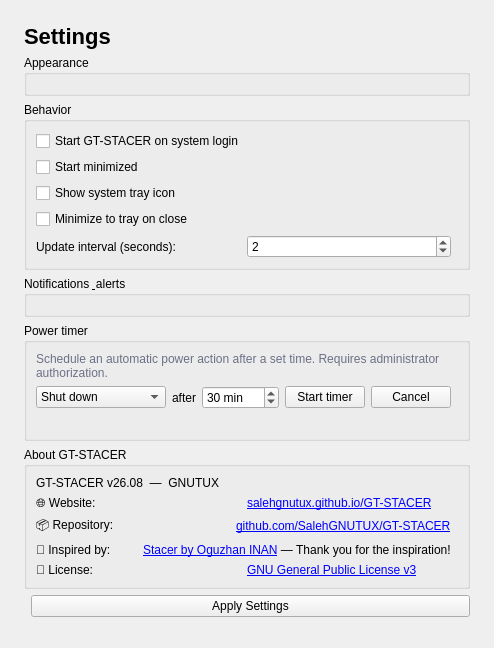
First picture: the form in GT-STACER/gt-stacer/Pages/Settings/settings_page.ui, repository SalehGNUTUX/GT-STACER, before the edit.
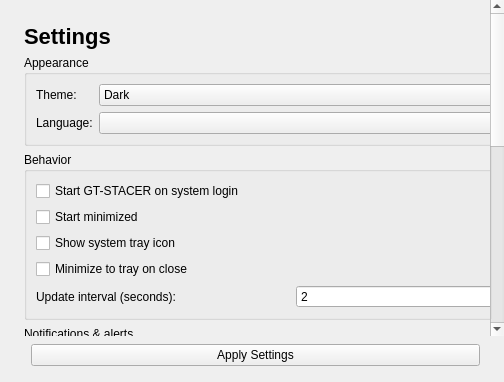
Second picture: the form after the edit.

What changed in the file:
```diff
--- a/GT-STACER/gt-stacer/Pages/Settings/settings_page.ui
+++ b/GT-STACER/gt-stacer/Pages/Settings/settings_page.ui
@@ -3,15 +3,23 @@
  <class>SettingsPage</class>
  <widget class="QWidget" name="SettingsPage">
   <layout class="QVBoxLayout">
-   <property name="leftMargin"><number>24</number></property><property name="topMargin"><number>24</number></property><property name="rightMargin"><number>24</number></property><property name="bottomMargin"><number>24</number></property>
+   <property name="leftMargin"><number>0</number></property><property name="topMargin"><number>0</number></property><property name="rightMargin"><number>0</number></property><property name="bottomMargin"><number>0</number></property><property name="spacing"><number>0</number></property>
+   <item>
+    <widget class="QScrollArea" name="settingsScroll">
+     <property name="widgetResizable"><bool>true</bool></property>
+     <property name="frameShape"><enum>QFrame::NoFrame</enum></property>
+     <property name="horizontalScrollBarPolicy"><enum>Qt::ScrollBarAlwaysOff</enum></property>
+     <widget class="QWidget" name="scrollContents">
+      <layout class="QVBoxLayout">
+       <property name="leftMargin"><number>24</number></property><property name="topMargin"><number>24</number></property><property name="rightMargin"><number>24</number></property><property name="bottomMargin"><number>12</number></property>
    <item><widget class="QLabel"><property name="text"><string>Settings</string></property><property name="styleSheet"><string>font-size: 22px; font-weight: bold;</string></property></widget></item>
    <item>
     <widget class="QGroupBox"><property name="title"><string>Appearance</string></property>
      <layout class="QFormLayout">
-      <item><widget class="QLabel"><property name="text"><string>Theme:</string></property></widget>
-            <widget class="QComboBox" name="themeCombo"><item><property name="text"><string>Dark</string></property></item><item><property name="text"><string>Light</string></property></item><item><property name="text"><string>Auto (follow system)</string></property></item></widget></item>
-      <item><widget class="QLabel"><property name="text"><string>Language:</string></property></widget>
-            <widget class="QComboBox" name="languageCombo"/></item>
+          <item row="0" column="0"><widget class="QLabel"><property name="text"><string>Theme:</string></property></widget></item>
+          <item row="0" column="1"><widget class="QComboBox" name="themeCombo"><item><property name="text"><string>Dark</string></property></item><item><property name="text"><string>Light</string></property></item><item><property name="text"><string>Auto (follow system)</string></property></item></widget></item>
+          <item row="1" column="0"><widget class="QLabel"><property name="text"><string>Language:</string></property></widget></item>
+          <item row="1" column="1"><widget class="QComboBox" name="languageCombo"/></item>
      </layout>
     </widget>
    </item>
@@ -33,28 +41,18 @@
     </widget>
    </item>
    <item>
-    <widget class="QGroupBox"><property name="title"><string>Notifications &amp; alerts</string></property>
+        <widget class="QGroupBox"><property name="title"><string>Notifications &amp;&amp; alerts</string></property>
      <layout class="QFormLayout">
-      <item>
-       <widget class="QLabel"><property name="text"><string>Enable alerts:</string></property></widget>
-       <widget class="QCheckBox" name="alertsEnabledCheck"><property name="text"><string>Show desktop notifications when thresholds are crossed</string></property></widget>
-      </item>
-      <item>
-       <widget class="QLabel"><property name="text"><string>CPU/GPU temperature (°C, 0 = off):</string></property></widget>
-       <widget class="QSpinBox" name="cpuTempSpin"><property name="minimum"><number>0</number></property><property name="maximum"><number>120</number></property><property name="value"><number>85</number></property></widget>
-      </item>
-      <item>
-       <widget class="QLabel"><property name="text"><string>Memory usage (%, 0 = off):</string></property></widget>
-       <widget class="QSpinBox" name="memSpin"><property name="minimum"><number>0</number></property><property name="maximum"><number>100</number></property><property name="value"><number>90</number></property></widget>
-      </item>
-      <item>
-       <widget class="QLabel"><property name="text"><string>Disk usage (%, 0 = off):</string></property></widget>
-       <widget class="QSpinBox" name="diskSpin"><property name="minimum"><number>0</number></property><property name="maximum"><number>100</number></property><property name="value"><number>95</number></property></widget>
-      </item>
-      <item>
-       <widget class="QLabel"><property name="text"><string>Battery low (%, 0 = off):</string></property></widget>
-       <widget class="QSpinBox" name="batterySpin"><property name="minimum"><number>0</number></property><property name="maximum"><number>100</number></property><property name="value"><number>15</number></property></widget>
-      </item>
+          <item row="0" column="0"><widget class="QLabel"><property name="text"><string>Enable alerts:</string></property></widget></item>
+          <item row="0" column="1"><widget class="QCheckBox" name="alertsEnabledCheck"><property name="text"><string>Show desktop notifications when thresholds are crossed</string></property></widget></item>
+          <item row="1" column="0"><widget class="QLabel"><property name="text"><string>CPU/GPU temperature (°C, 0 = off):</string></property></widget></item>
+          <item row="1" column="1"><widget class="QSpinBox" name="cpuTempSpin"><property name="minimum"><number>0</number></property><property name="maximum"><number>120</number></property><property name="value"><number>85</number></property></widget></item>
+          <item row="2" column="0"><widget class="QLabel"><property name="text"><string>Memory usage (%, 0 = off):</string></property></widget></item>
+          <item row="2" column="1"><widget class="QSpinBox" name="memSpin"><property name="minimum"><number>0</number></property><property name="maximum"><number>100</number></property><property name="value"><number>90</number></property></widget></item>
+          <item row="3" column="0"><widget class="QLabel"><property name="text"><string>Disk usage (%, 0 = off):</string></property></widget></item>
+          <item row="3" column="1"><widget class="QSpinBox" name="diskSpin"><property name="minimum"><number>0</number></property><property name="maximum"><number>100</number></property><property name="value"><number>95</number></property></widget></item>
+          <item row="4" column="0"><widget class="QLabel"><property name="text"><string>Battery low (%, 0 = off):</string></property></widget></item>
+          <item row="4" column="1"><widget class="QSpinBox" name="batterySpin"><property name="minimum"><number>0</number></property><property name="maximum"><number>100</number></property><property name="value"><number>15</number></property></widget></item>
      </layout>
     </widget>
    </item>
@@ -116,13 +114,18 @@
      </layout>
     </widget>
    </item>
-   <item>
-    <layout class="QHBoxLayout">
-     <item><spacer><property name="orientation"><enum>Qt::Horizontal</enum></property></spacer></item>
-     <item><widget class="QPushButton" name="applyButton"><property name="text"><string>Apply Settings</string></property><property name="objectName"><string>primaryButton</string></property></widget></item>
-    </layout>
-   </item>
    <item><spacer><property name="orientation"><enum>Qt::Vertical</enum></property></spacer></item>
+      </layout>
+     </widget>
+    </widget>
+   </item>
+   <item>
+    <layout class="QHBoxLayout">
+     <property name="leftMargin"><number>24</number></property><property name="topMargin"><number>8</number></property><property name="rightMargin"><number>24</number></property><property name="bottomMargin"><number>16</number></property>
+     <item><spacer><property name="orientation"><enum>Qt::Horizontal</enum></property></spacer></item>
+     <item><widget class="QPushButton" name="applyButton"><property name="text"><string>Apply Settings</string></property><property name="objectName"><string>primaryButton</string></property></widget></item>
+    </layout>
+   </item>
   </layout>
  </widget>
 </ui>
```
Lines whose indentation alone changed are shown as unchanged.
